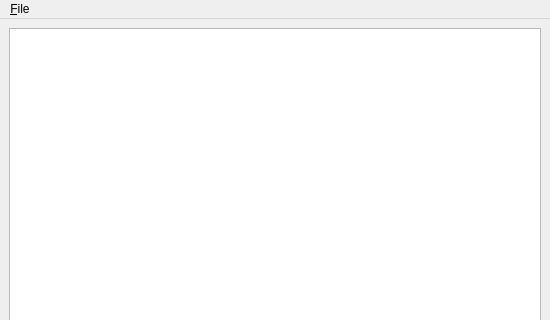
Qt form branches/trunk/UI/spot-on-notificationswindow.ui (textbrowser/spot-on) before a commit; both pictures show x 0 to 550 and y 0 to 320 of the 550 by 550 pixel window.
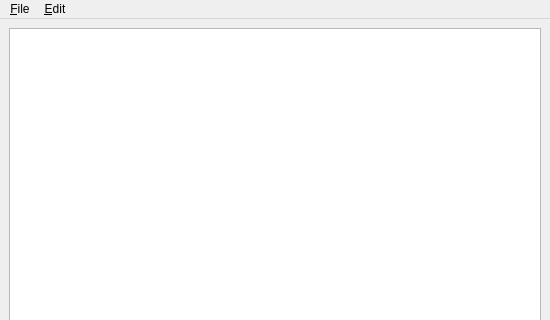
The same form after that commit. Icons and pictures are not drawn.

Commit message: Allow clearing of notifications. Disable on-top windows on X11.

```diff
--- a/branches/trunk/UI/spot-on-notificationswindow.ui
+++ b/branches/trunk/UI/spot-on-notificationswindow.ui
@@ -31,7 +31,7 @@
      <x>0</x>
      <y>0</y>
      <width>550</width>
-     <height>27</height>
+     <height>19</height>
     </rect>
    </property>
    <widget class="QMenu" name="menu_File">
@@ -40,7 +40,14 @@
     </property>
     <addaction name="action_Close"/>
    </widget>
+   <widget class="QMenu" name="menu_Edit">
+    <property name="title">
+     <string>&amp;Edit</string>
+    </property>
+    <addaction name="action_Clear"/>
+   </widget>
    <addaction name="menu_File"/>
+   <addaction name="menu_Edit"/>
   </widget>
   <action name="action_Close">
    <property name="text">
```
Left out of the diff: 5 changed lines with no effect on the pictures. The commit also changes 4 other files.
